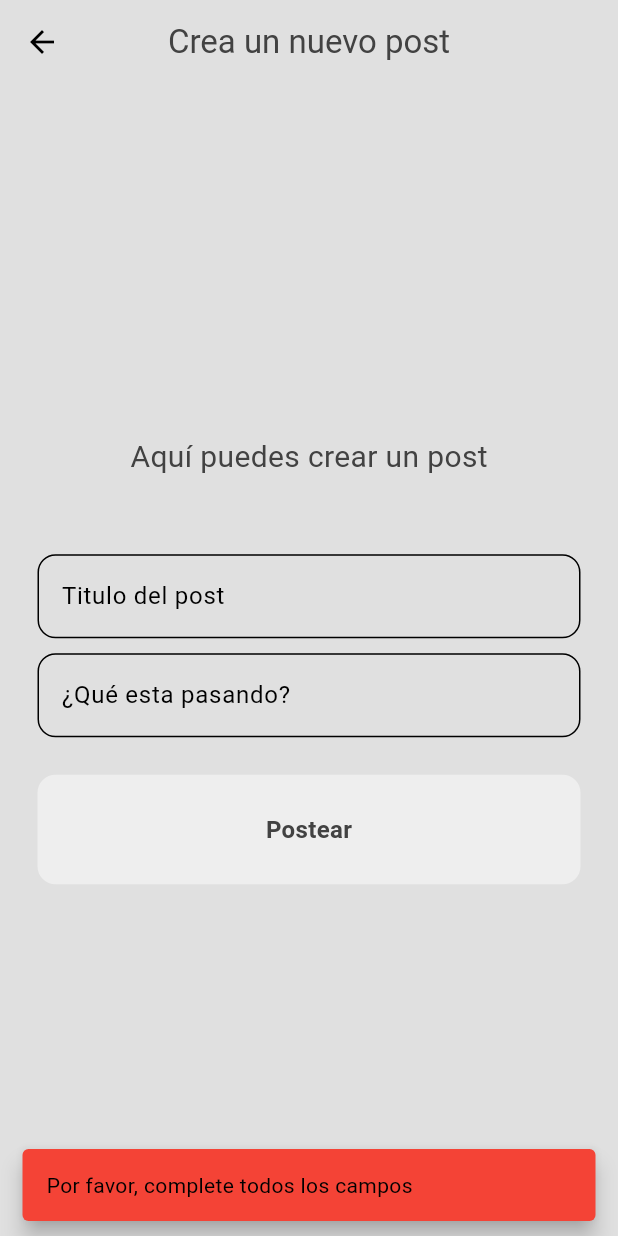
After one commit to Wences69/Examen_psp_pmdm, a Flutter app: the PostCreateView screen opened by its route, after a tap on "Postear", on a phone screen of 412 x 824 dp. The commit adds this screen. Run offline on Flutter 3.47's test engine with Material 3 defaults, Android fonts, the phone set to English and light mode, and no system bars; our stand-ins replace cloud_firestore, firebase_auth, firebase_core; accounts and stored records are empty; generated files the repository leaves out were written again.

Commit message:
PMDM: P5) Implementado el boton de crear post. Creada la pantalla de crear post y el metodo especifico en firebaseadmin.

```diff
--- a/lib/CustomViews/CustomSnackbar.dart
+++ b/lib/CustomViews/CustomSnackbar.dart
@@ -12,11 +12,13 @@ class CustomSnackbar {
 
   void show(BuildContext context) {
     final snackBar = SnackBar(
-      content: Text(sMensaje,
+      content: Text(
+        sMensaje,
         style: const TextStyle(
-            color: Colors.red),
+            color: Colors.black
+        ),
       ),
-      backgroundColor: Colors.black,
+      backgroundColor: Colors.red,
       duration: duration,
       behavior: behavior,
     );
--- a/lib/ExamenApp.dart
+++ b/lib/ExamenApp.dart
@@ -1,12 +1,12 @@
-import 'package:examen_oscar_rueda/CustomViews/PostView.dart';
+import 'package:examen_oscar_rueda/Main/PostView.dart';
 import 'package:examen_oscar_rueda/Main/HomeView.dart';
 import 'package:flutter/material.dart';
+import 'Main/PostCreateView.dart';
 import 'Modos/DarkMode.dart';
 import 'Modos/LightMode.dart';
 import 'OnBoarding/LoginView.dart';
 import 'OnBoarding/RegisterView.dart';
 import 'Splash/SplashView.dart';
-
 
 class ExamenApp extends StatelessWidget {
   const ExamenApp({super.key});
@@ -21,7 +21,8 @@ class ExamenApp extends StatelessWidget {
         '/registerview': (context) => RegisterView(),
         '/homeview' : (context) => HomeView(),
         '/splashview': (context) => SplashView(),
-        '/postview': (context) => PostView()
+        '/postview': (context) => PostView(),
+        '/postcreateview': (context) => PostCreateView(),
       },
       initialRoute: '/splashview',
       theme: LightMode,
--- a/lib/Main/HomeView.dart
+++ b/lib/Main/HomeView.dart
@@ -44,7 +44,10 @@ class _HomeViewState extends State<HomeView> {
       drawer: CustomDrawer(fOnItemTap: onDrawerPressed),
       bottomNavigationBar: CustomBottomMenu(fOnItemTap: onBottomMenuPressed),
       floatingActionButton: FloatingActionButton(
-        onPressed: () {},
+        onPressed: () {
+          Navigator.of(context).pushNamed("/postcreateview");
+        },
+        elevation: 0,
         backgroundColor: Theme.of(context).colorScheme.secondary,
         child: Icon(
           Icons.add,
@@ -137,8 +140,9 @@ class _HomeViewState extends State<HomeView> {
   // Cambia entre ListView o GridView
 
   Widget? listOrGrid(bool blIsList) {
+    late Widget builder;
     if (blIsList) {
-      return ListView.separated(
+      builder = ListView.separated(
           padding: const EdgeInsets.all(8),
           itemBuilder: itemListBuilder,
           separatorBuilder: separadorLista,
@@ -146,11 +150,12 @@ class _HomeViewState extends State<HomeView> {
       );
     }
     else {
-      return GridView.builder(
+      builder = GridView.builder(
         gridDelegate: const SliverGridDelegateWithFixedCrossAxisCount(crossAxisCount: 3),
         itemBuilder: itemGridBuilder,
         itemCount: posts.length,
       );
     }
+    return builder;
   }
 }
--- /dev/null
+++ b/lib/Main/PostCreateView.dart
@@ -0,0 +1,103 @@
+import 'package:examen_oscar_rueda/FirestoreObjects/FbPost.dart';
+import 'package:examen_oscar_rueda/Singletone/DataHolder.dart';
+import 'package:flutter/material.dart';
+
+import '../CustomViews/CustomButton.dart';
+import '../CustomViews/CustomSnackbar.dart';
+import '../CustomViews/CustomTextField.dart';
+
+class PostCreateView extends StatelessWidget {
+  PostCreateView({Key? key}) : super(key: key);
+
+  final TextEditingController tecTitle = TextEditingController();
+  final TextEditingController tecBody = TextEditingController();
+  late BuildContext _context;
+
+  @override
+  Widget build(BuildContext context) {
+    this._context = context;
+
+    return Scaffold(
+      backgroundColor: Theme.of(context).colorScheme.background,
+      appBar: AppBar(
+        title: Text("Crea un nuevo post",
+            style: TextStyle(
+                color: Theme.of(context).colorScheme.inversePrimary
+            )
+        ),
+        centerTitle: true,
+        backgroundColor: Colors.transparent,
+        elevation: 0,
+      ),
+      body: Center(
+        child: SingleChildScrollView(
+          child: Padding(
+            padding: const EdgeInsets.all(25.0),
+            child: Column(
+              mainAxisAlignment: MainAxisAlignment.center,
+              children: [
+                const Text(
+                  "Aquí puedes crear un post",
+                  style: TextStyle(fontSize: 20),
+                ),
+
+                const SizedBox(height: 50),
+
+                CustomTextField(
+                    sHint: "Titulo del post",
+                    blIsPasswd: false,
+                    tecControler: tecTitle
+                ),
+
+                const SizedBox(height: 10),
+
+                CustomTextField(
+                  sHint: "¿Qué esta pasando?",
+                  blIsPasswd: false,
+                  tecControler: tecBody,
+                ),
+
+                const SizedBox(height: 25),
+
+                CustomButton(sText: "Postear", onTap: crearPost),
+              ],
+            ),
+          ),
+        ),
+      ),
+    );
+  }
+
+  // Crea un nuevo post
+
+  void crearPost() {
+    String errorMessage = checkFields();
+    if(errorMessage.isNotEmpty){
+      CustomSnackbar(sMensaje: errorMessage).show(_context);
+    }
+    else if (errorMessage.isEmpty) {
+      FbPost postNuevo = new FbPost(
+          title: tecTitle.text,
+          body: tecBody.text
+      );
+      DataHolder().fbadmin.subirPost(postNuevo);
+      Navigator.pop(_context);
+    }
+  }
+
+  // Comprueba que todos los campos del post estén completos
+
+  String checkFields() {
+    StringBuffer errorMessage = StringBuffer();
+    if (tecTitle.text.isEmpty && tecBody.text.isEmpty) {
+      errorMessage.write('Por favor, complete todos los campos');
+    }
+    else if (tecTitle.text.isEmpty) {
+      errorMessage.write('Por favor, complete el campo de título');
+    }
+    else if (tecBody.text.isEmpty) {
+      errorMessage.write('Por favor, complete el campo de cuerpo');
+    }
+    return errorMessage.toString();
+  }
+}
--- a/lib/OnBoarding/LoginView.dart
+++ b/lib/OnBoarding/LoginView.dart
@@ -44,7 +44,9 @@ class _LoginViewState extends State<LoginView> {
                 const SizedBox(height: 50),
 
                 CustomTextField(
-                    sHint: "Correo electrónico", blIsPasswd: false, tecControler: tecEmail),
+                    sHint: "Correo electrónico",
+                    blIsPasswd: false,
+                    tecControler: tecEmail),
 
                 const SizedBox(height: 10),
 
@@ -69,7 +71,10 @@ class _LoginViewState extends State<LoginView> {
 
                 const SizedBox(height: 25),
 
-                CustomButton(sText: "Inicar sesión", onTap: () => iniciarSesion(tecEmail.text, tecPasswd.text)),
+                CustomButton(
+                  onTap: () => iniciarSesion(tecEmail.text, tecPasswd.text),
+                  sText: "Inicar sesión",
+                ),
 
                 const SizedBox(height: 25),
 
--- a/lib/Singletone/FirebaseAdmin.dart
+++ b/lib/Singletone/FirebaseAdmin.dart
@@ -98,4 +98,15 @@ class FirebaseAdmin {
 
     return posts;
   }
+
+  // Subir posts
+
+  subirPost(FbPost postNuevo) async {
+    CollectionReference<FbPost> postsRef = db.collection("Posts").withConverter(
+        fromFirestore: FbPost.fromFirestore,
+        toFirestore: (FbPost post, _) => post.toFirestore(),
+    );
+
+    await postsRef.add(postNuevo);
+  }
 }
```
Also changed, not shown: lib/Main/PostView.dart (renamed from lib/CustomViews/PostView.dart).
